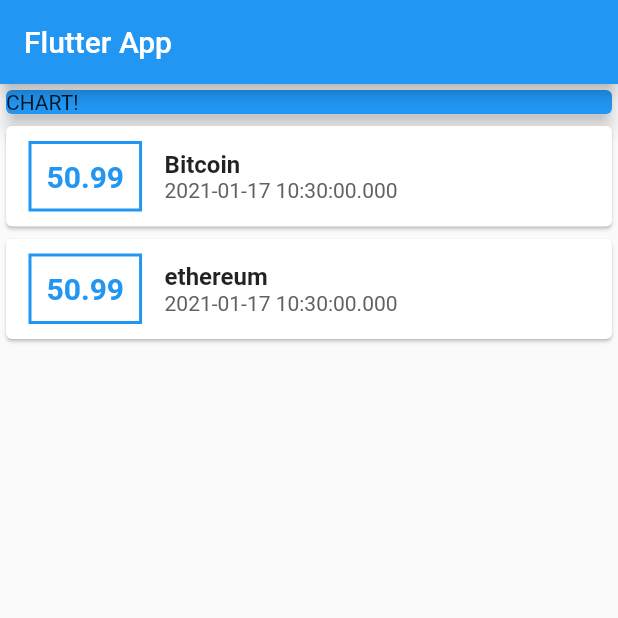
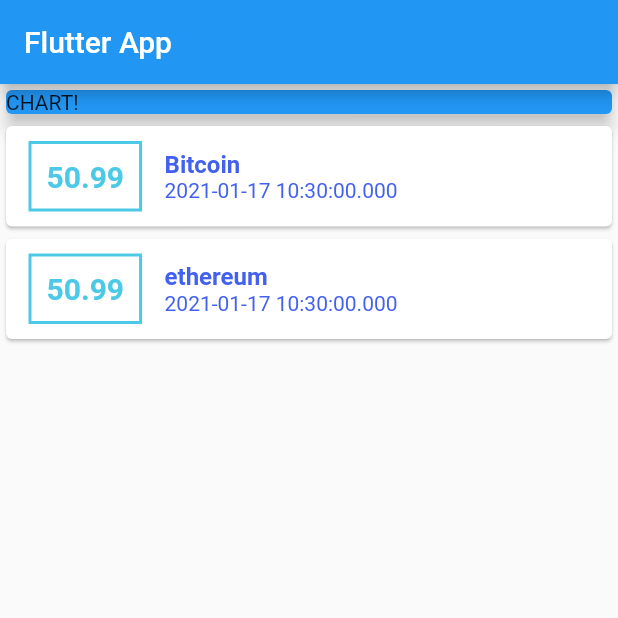
Before and after one commit to sangar3/ExpensesApp, a Flutter app: the screen it shows after launch, on a phone screen of 412 x 824 dp, the top half of it. Run offline on Flutter 3.47's test engine with Material 2 defaults, Android fonts, the phone set to English and light mode, and no system bars.

Commit message:
added consants colors to use

```diff
--- /dev/null
+++ b/expenses_app/lib/constants.dart
@@ -0,0 +1,4 @@
+import 'package:flutter/material.dart';
+
+const kPrimaryColor = Color.fromRGBO(76,201,230, 1);
+const kPrimaryColor2 = Color.fromRGBO(67,97,238, 1);
--- a/expenses_app/lib/main.dart
+++ b/expenses_app/lib/main.dart
@@ -1,6 +1,8 @@
+import 'package:expenses_app/constants.dart';
+
 import './transaction.dart';
 import 'package:flutter/material.dart';
-
+import './transaction.dart';
 void main() => runApp(MyApp());
 
 class MyApp extends StatelessWidget {
@@ -79,7 +81,7 @@ class MyHomePage extends StatelessWidget {
                         (
                           border:Border.all
                           (
-                            color: Colors.blue,
+                            color: kPrimaryColor,
                             width:2,
 
                           )
@@ -92,7 +94,7 @@ class MyHomePage extends StatelessWidget {
                           (
                             fontWeight: FontWeight.bold,
                             fontSize: 20,
-                            color: Colors.blue
+                            color: kPrimaryColor,
                           ),
                         ),
                       ),
@@ -107,7 +109,8 @@ class MyHomePage extends StatelessWidget {
                             style: TextStyle
                             (
                               fontSize: 16,
-                              fontWeight: FontWeight.bold
+                              fontWeight: FontWeight.bold,
+                              color: kPrimaryColor2,
                             ),
                           ),
                           Text
@@ -115,7 +118,7 @@ class MyHomePage extends StatelessWidget {
                             tx.date.toString(),
                             style: TextStyle
                             (
-                              color: Colors.grey[700]
+                              color: kPrimaryColor2,
                             ),
                           ),
                         ]
```
